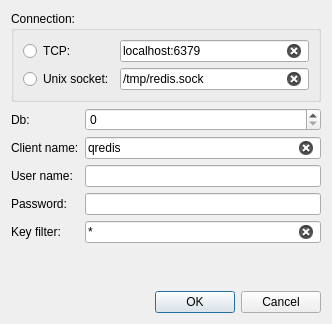
The window that qredis/ui/OpenRedisDialog.ui (tiagocoutinho/qredis) describes before a commit, drawn with Qt 5.
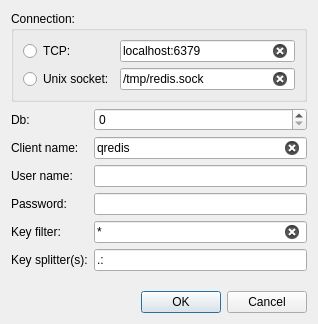
The same window after the commit.

Commit message: Customize key splitter character(s)

```diff
--- a/qredis/ui/OpenRedisDialog.ui
+++ b/qredis/ui/OpenRedisDialog.ui
@@ -6,7 +6,7 @@
    <rect>
     <x>0</x>
     <y>0</y>
-    <width>332</width>
+    <width>318</width>
     <height>324</height>
    </rect>
   </property>
@@ -57,7 +57,7 @@
      </layout>
     </widget>
    </item>
-   <item row="8" column="0">
+   <item row="9" column="0">
     <spacer name="verticalSpacer">
      <property name="orientation">
       <enum>Qt::Vertical</enum>
@@ -117,7 +117,7 @@
    <item row="3" column="1">
     <widget class="QSpinBox" name="db"/>
    </item>
-   <item row="9" column="0" colspan="2">
+   <item row="10" column="0" colspan="2">
     <widget class="QDialogButtonBox" name="buttonBox">
      <property name="orientation">
       <enum>Qt::Horizontal</enum>
@@ -161,6 +161,20 @@
      </property>
     </widget>
    </item>
+   <item row="8" column="0">
+    <widget class="QLabel" name="splitter_label">
+     <property name="text">
+      <string>Key splitter(s):</string>
+     </property>
+    </widget>
+   </item>
+   <item row="8" column="1">
+    <widget class="QLineEdit" name="splitter">
+     <property name="text">
+      <string>.:</string>
+     </property>
+    </widget>
+   </item>
   </layout>
  </widget>
  <resources/>
```
The commit also changes 2 other files.
